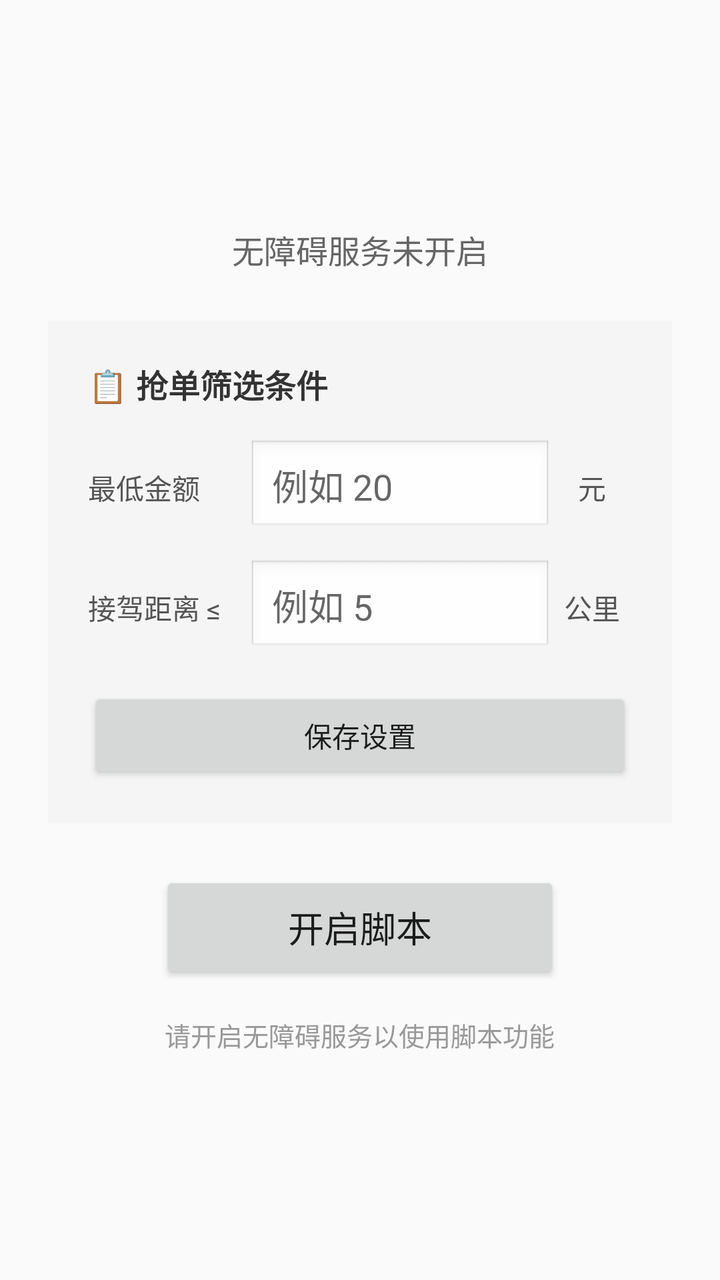
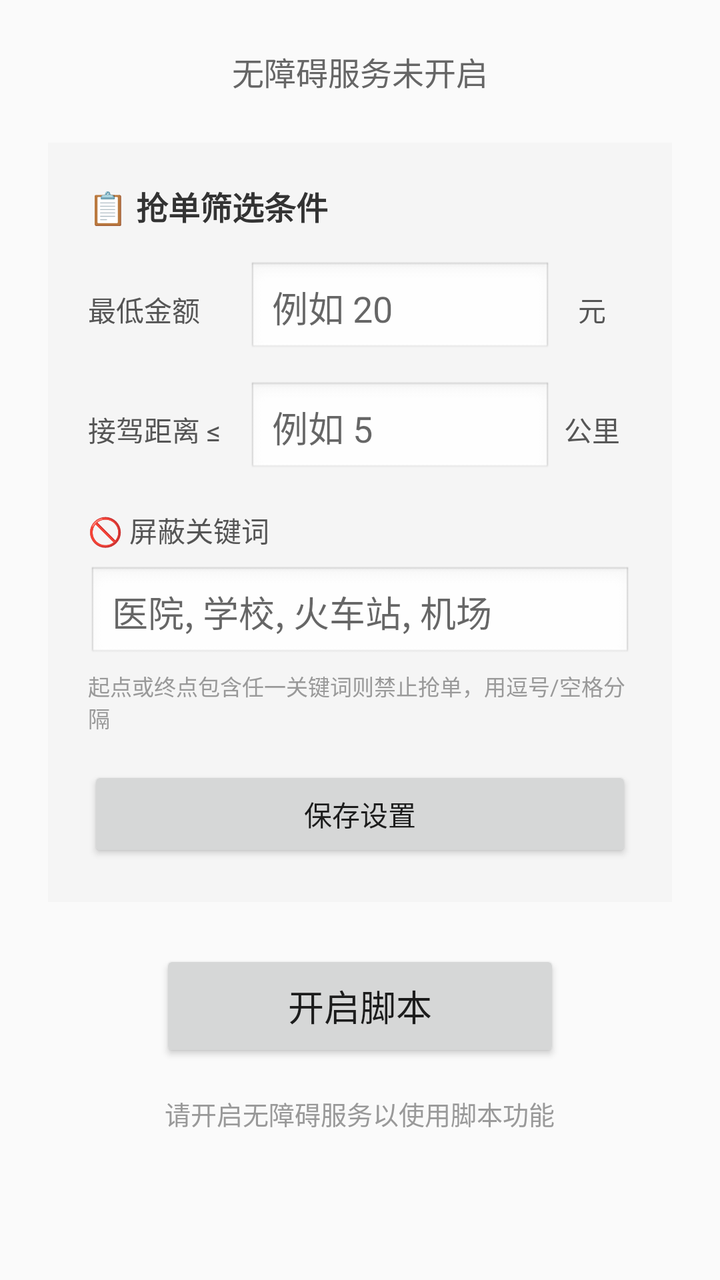

Screens rendered from an Android XML layout before and after an edit, with the pre-edit source and the edit as a unified diff.
<!-- AndroidManifest.xml: application theme Theme.AppCompat.Light.DarkActionBar -->
<!-- res/layout/activity_main.xml -->
<?xml version="1.0" encoding="utf-8"?>
<LinearLayout
    xmlns:android="http://schemas.android.com/apk/res/android"
    android:layout_width="match_parent"
    android:layout_height="match_parent"
    android:gravity="center"
    android:orientation="vertical"
    android:padding="24dp">

    
    <TextView
        android:id="@+id/tvStatus"
        android:layout_width="wrap_content"
        android:layout_height="wrap_content"
        android:text="@string/status_service_off"
        android:textSize="16sp"
        android:textColor="#666666"
        android:layout_marginBottom="24dp" />

    
    <LinearLayout
        android:layout_width="match_parent"
        android:layout_height="wrap_content"
        android:orientation="vertical"
        android:background="#F5F5F5"
        android:padding="20dp"
        android:layout_marginBottom="24dp">

        <TextView
            android:layout_width="wrap_content"
            android:layout_height="wrap_content"
            android:text="📋 抢单筛选条件"
            android:textSize="16sp"
            android:textColor="#333333"
            android:textStyle="bold"
            android:layout_marginBottom="16dp" />

        
        <LinearLayout
            android:layout_width="match_parent"
            android:layout_height="wrap_content"
            android:orientation="horizontal"
            android:gravity="center_vertical"
            android:layout_marginBottom="12dp">

            <TextView
                android:layout_width="80dp"
                android:layout_height="wrap_content"
                android:text="最低金额"
                android:textSize="14sp"
                android:textColor="#555555" />

            <EditText
                android:id="@+id/etMinAmount"
                android:layout_width="0dp"
                android:layout_height="48dp"
                android:layout_weight="1"
                android:inputType="numberDecimal"
                android:hint="例如 20"
                android:padding="12dp"
                android:background="@android:drawable/edit_text" />

            <TextView
                android:layout_width="40dp"
                android:layout_height="wrap_content"
                android:text="元"
                android:textSize="14sp"
                android:textColor="#555555"
                android:gravity="center" />
        </LinearLayout>

        
        <LinearLayout
            android:layout_width="match_parent"
            android:layout_height="wrap_content"
            android:orientation="horizontal"
            android:gravity="center_vertical"
            android:layout_marginBottom="16dp">

            <TextView
                android:layout_width="80dp"
                android:layout_height="wrap_content"
                android:text="接驾距离 ≤"
                android:textSize="14sp"
                android:textColor="#555555" />

            <EditText
                android:id="@+id/etMaxDistance"
                android:layout_width="0dp"
                android:layout_height="48dp"
                android:layout_weight="1"
                android:inputType="numberDecimal"
                android:hint="例如 5"
                android:padding="12dp"
                android:background="@android:drawable/edit_text" />

            <TextView
                android:layout_width="40dp"
                android:layout_height="wrap_content"
                android:text="公里"
                android:textSize="14sp"
                android:textColor="#555555"
                android:gravity="center" />
        </LinearLayout>

        
        <Button
            android:id="@+id/btnSave"
            android:layout_width="match_parent"
            android:layout_height="48dp"
            android:text="保存设置" />
    </LinearLayout>

    
    <Button
        android:id="@+id/btnOpenScript"
        android:layout_width="200dp"
        android:layout_height="56dp"
        android:text="@string/btn_open_script"
        android:textSize="18sp" />

    <TextView
        android:layout_width="wrap_content"
        android:layout_height="wrap_content"
        android:text="@string/hint_open_accessibility"
        android:textSize="13sp"
        android:textColor="#999999"
        android:layout_marginTop="16dp"
        android:gravity="center" />

</LinearLayout>
<!-- resources referenced by this layout -->
<resources>
  <string name="btn_open_script">开启脚本</string>
  <string name="hint_open_accessibility">请开启无障碍服务以使用脚本功能</string>
  <string name="status_service_off">无障碍服务未开启</string>
</resources>

<!-- the commit's change to res/layout/activity_main.xml (unified diff, before → after) -->
@@ -1,8 +1,12 @@
 <?xml version="1.0" encoding="utf-8"?>
-<LinearLayout
+<ScrollView
     xmlns:android="http://schemas.android.com/apk/res/android"
     android:layout_width="match_parent"
-    android:layout_height="match_parent"
+    android:layout_height="match_parent">
+
+<LinearLayout
+    android:layout_width="match_parent"
+    android:layout_height="wrap_content"
     android:gravity="center"
     android:orientation="vertical"
     android:padding="24dp">
@@ -75,7 +79,7 @@
             android:layout_height="wrap_content"
             android:orientation="horizontal"
             android:gravity="center_vertical"
-            android:layout_marginBottom="16dp">
+            android:layout_marginBottom="12dp">
 
             <TextView
                 android:layout_width="80dp"
@@ -104,11 +108,45 @@
         </LinearLayout>
 
         
+        <LinearLayout
+            android:layout_width="match_parent"
+            android:layout_height="wrap_content"
+            android:orientation="vertical"
+            android:layout_marginTop="4dp">
+
+            <TextView
+                android:layout_width="wrap_content"
+                android:layout_height="wrap_content"
+                android:text="🚫 屏蔽关键词"
+                android:textSize="14sp"
+                android:textColor="#555555"
+                android:layout_marginBottom="8dp" />
+
+            <EditText
+                android:id="@+id/etBlockKeywords"
+                android:layout_width="match_parent"
+                android:layout_height="48dp"
+                android:inputType="text"
+                android:hint="医院, 学校, 火车站, 机场"
+                android:padding="12dp"
+                android:background="@android:drawable/edit_text" />
+
+            <TextView
+                android:layout_width="wrap_content"
+                android:layout_height="wrap_content"
+                android:text="起点或终点包含任一关键词则禁止抢单，用逗号/空格分隔"
+                android:textSize="11sp"
+                android:textColor="#999999"
+                android:layout_marginTop="4dp" />
+        </LinearLayout>
+
+        
         <Button
             android:id="@+id/btnSave"
             android:layout_width="match_parent"
             android:layout_height="48dp"
-            android:text="保存设置" />
+            android:text="保存设置"
+            android:layout_marginTop="16dp" />
     </LinearLayout>
 
     
@@ -129,3 +167,4 @@
         android:gravity="center" />
 
 </LinearLayout>
+</ScrollView>
